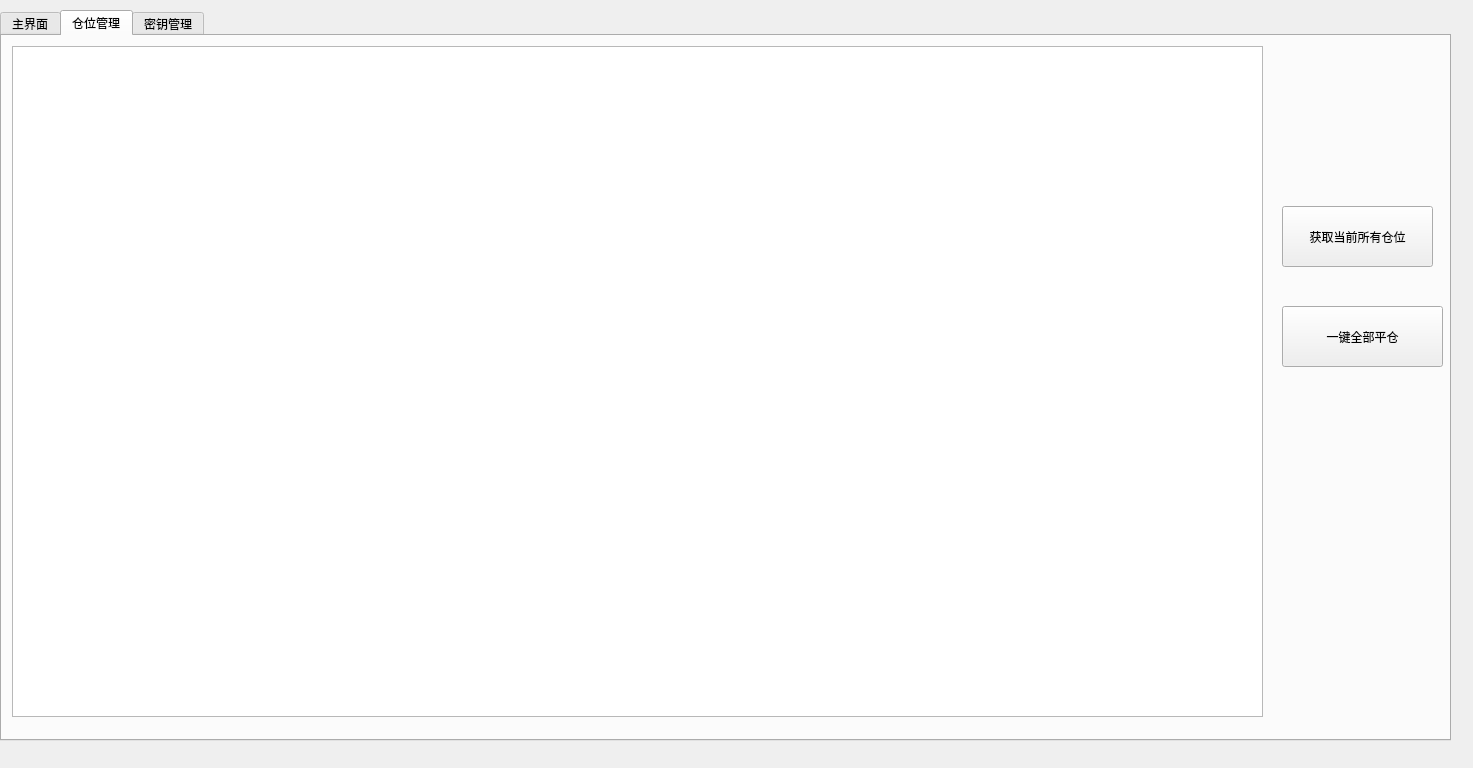
Above: form.ui from youngqqcn/binance-future-batch-tool before the change. Below: the same form after it.
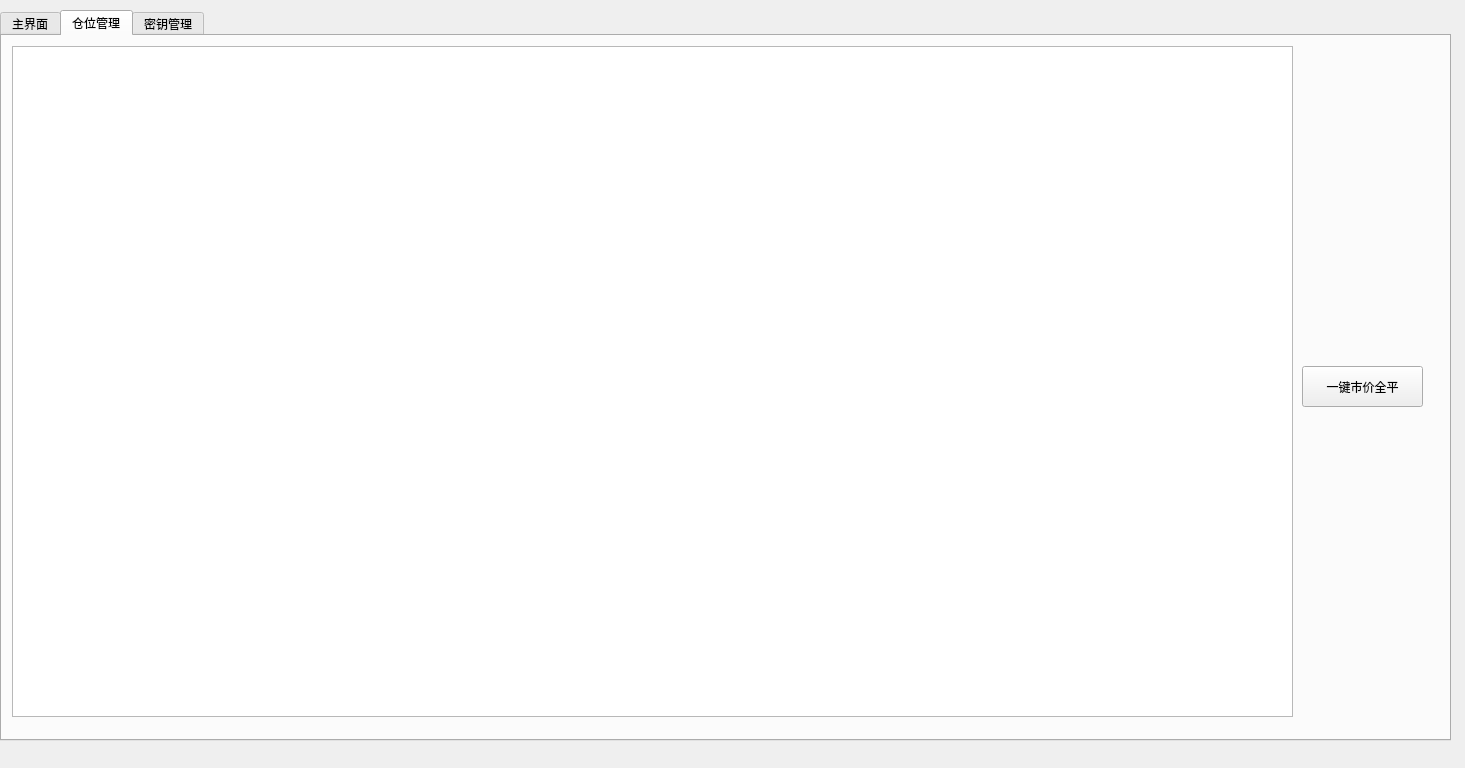
That is the form after the change. The open tabs and pages were chosen to show the change.

```diff
--- a/form.ui
+++ b/form.ui
@@ -6,7 +6,7 @@
    <rect>
     <x>0</x>
     <y>0</y>
-    <width>1473</width>
+    <width>1465</width>
     <height>768</height>
    </rect>
   </property>
@@ -294,35 +294,22 @@
       <rect>
        <x>10</x>
        <y>10</y>
-       <width>1251</width>
+       <width>1281</width>
        <height>671</height>
       </rect>
      </property>
     </widget>
-    <widget class="QPushButton" name="btnGetCurrentPosition">
-     <property name="geometry">
-      <rect>
-       <x>1280</x>
-       <y>170</y>
-       <width>151</width>
-       <height>61</height>
-      </rect>
-     </property>
-     <property name="text">
-      <string>获取当前所有仓位</string>
-     </property>
-    </widget>
     <widget class="QPushButton" name="btnClosePosition">
      <property name="geometry">
       <rect>
-       <x>1280</x>
-       <y>270</y>
-       <width>161</width>
-       <height>61</height>
+       <x>1300</x>
+       <y>330</y>
+       <width>121</width>
+       <height>41</height>
       </rect>
      </property>
      <property name="text">
-      <string>一键全部平仓</string>
+      <string>一键市价全平</string>
      </property>
     </widget>
    </widget>
```
Left out of the diff: 13 changed lines with no effect on the pictures.
